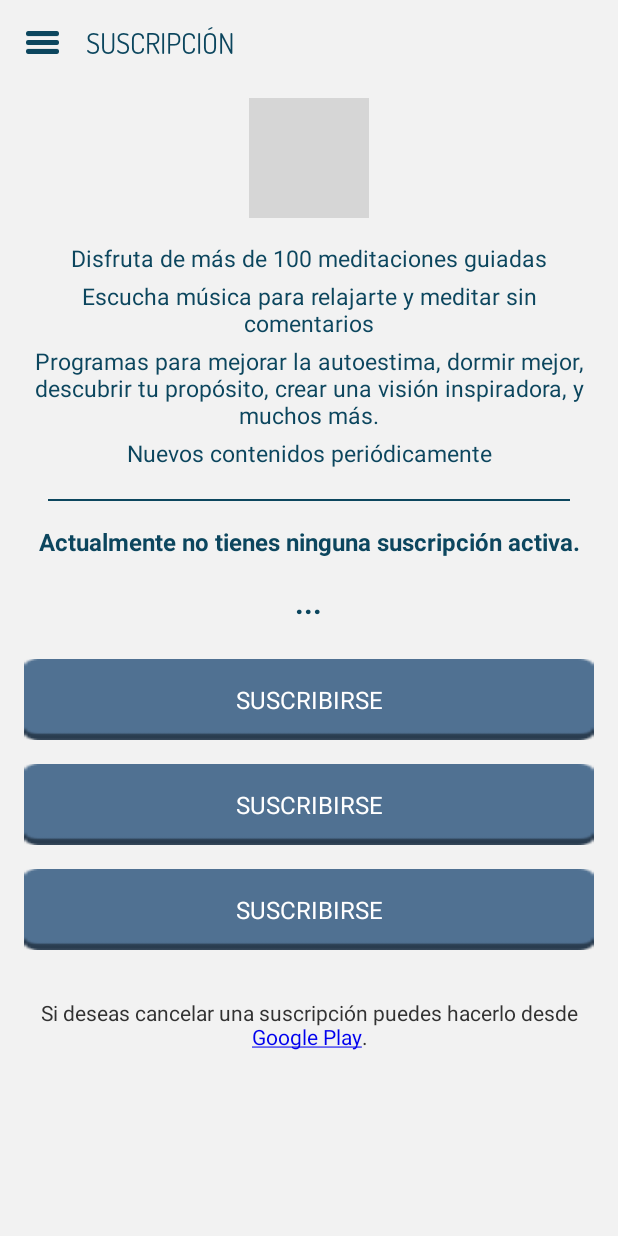
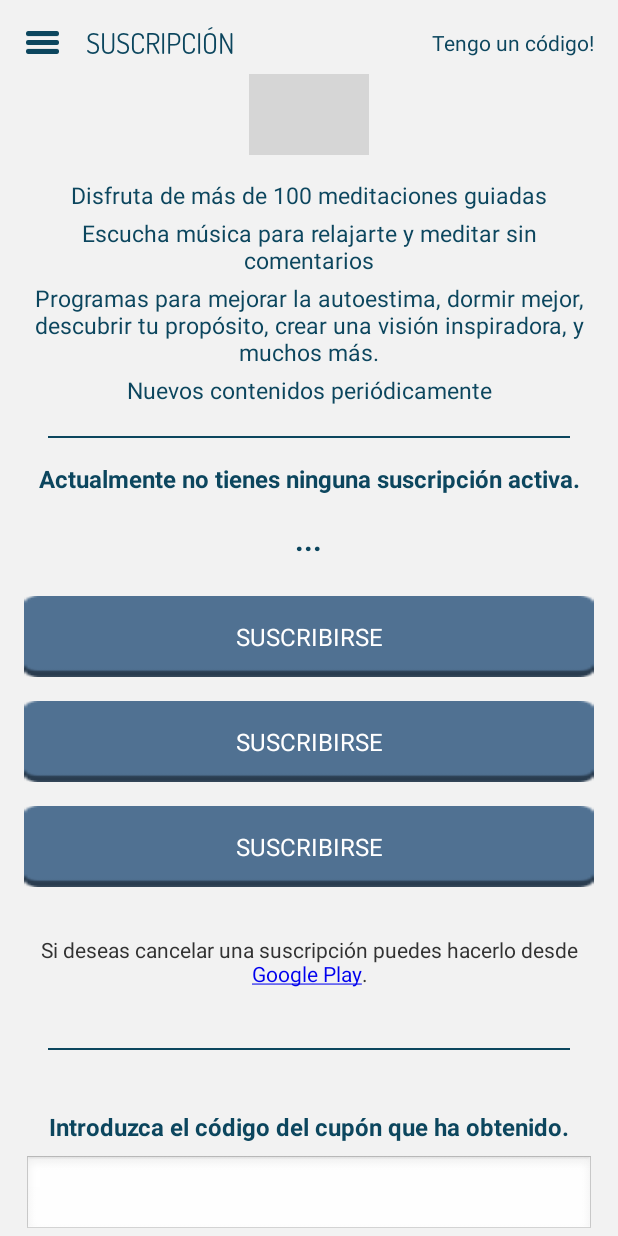
Before and after one commit to NoeSelfin/MEDITA-FINAL, an Android app: the Suscripcion screen opened directly, with no data from a screen before it, on a phone screen of 412 x 824 dp. Run offline under Robolectric (Android 15) with nearby library versions, the phone set to English and light mode, and no system bars; 2 statements that could not run were skipped; grey boxes are pictures that could not be loaded.

Commit message:
Actualización de las nuevas tareas de la lista

```diff
--- a/app/build.gradle
+++ b/app/build.gradle
@@ -6,8 +6,8 @@ android {
         applicationId "org.simo.medita"
         minSdkVersion 21
         targetSdkVersion 28
-        versionCode 59
-        versionName "5.09+"
+        versionCode 60
+        versionName "5.60"
         testInstrumentationRunner "android.support.test.runner.AndroidJUnitRunner"
     }
     buildTypes {
--- a/app/src/main/java/org/simo/medita/Config.java
+++ b/app/src/main/java/org/simo/medita/Config.java
@@ -24,6 +24,7 @@ public class Config {
 	protected final static String url_get_sync  = "http://medita.atentamente.net/get_sync.php";
 //	protected final static String url_nota_legal = "https://www.atentamente.net/aviso-legal/";
 	protected final static String url_recuperar_code  = "http://medita.atentamente.net/recuperar_codigo.php";
+	protected final static String url_get_promo  = "http://dashboard.atentamente.net/index.php/api/getPromo";
 	protected final static String token = "jh34k3jh5g35k52jh";
 	public final static boolean log = true;
 	protected final static String from_Meditaciones = "Meditaciones";
--- a/app/src/main/res/layout/activity_suscripcion.xml
+++ b/app/src/main/res/layout/activity_suscripcion.xml
@@ -55,9 +55,18 @@
             android:textColor="#0c465e"
             android:layout_marginEnd="16dp"/>
 
+        <TextView
+            android:id="@+id/id_codigo_suscripcion"
+            android:layout_width="wrap_content"
+            android:layout_height="match_parent"
+            android:gravity="center_vertical"
+            android:text="Tengo un código!"
+            android:textColor="#0c465e"
+            android:layout_marginEnd="16dp"/>
     </LinearLayout>
 
     <ScrollView
+        android:id="@+id/id_scroll"
         android:layout_width="0dp"
         android:layout_height="0dp"
         android:layout_marginTop="8dp"
@@ -220,6 +229,57 @@
                 android:gravity="center"
                 android:text="@string/cancel_suscription" />
 
+            <View
+                android:id="@+id/view2"
+                android:layout_width="match_parent"
+                android:layout_height="1dp"
+                android:layout_margin="16dp"
+                android:background="#0c465e" />
+
+            <LinearLayout
+                android:id="@+id/ll_promos"
+                android:layout_width="match_parent"
+                android:layout_height="wrap_content"
+                android:layout_marginTop="24dp"
+                android:orientation="vertical">
+
+                <TextView
+                    android:id="@+id/id_promo_tv1"
+                    android:layout_width="match_parent"
+                    android:layout_height="wrap_content"
+                    android:layout_marginBottom="8dp"
+                    android:gravity="center"
+                    android:text="Introduzca el código del cupón que ha obtenido."
+                    android:textColor="#0c465e"
+                    android:textSize="16sp"
+                    android:textStyle="bold" />
+
+                <EditText
+                    android:id="@+id/id_promo_et1"
+                    android:layout_width="match_parent"
+                    android:layout_height="wrap_content"
+                    android:layout_gravity="center"
+                    android:layout_marginBottom="16dp"
+                    android:gravity="center"
+                    android:padding="16dp"
+                    android:textColor="#0c465e"
+                    android:textSize="16sp" />
+
+                <Button
+                    android:id="@+id/btn_chk_promo"
+                    android:layout_width="match_parent"
+                    android:layout_height="wrap_content"
+                    android:layout_gravity="center"
+                    android:layout_marginBottom="16dp"
+                    android:background="@drawable/btn_sinc"
+                    android:gravity="center"
+                    android:padding="16dp"
+                    android:text="VALIDAR CÓDIGO"
+                    android:textColor="#ffffff"
+                    android:textSize="16sp" />
+
+            </LinearLayout>
+
         </LinearLayout>
 
     </ScrollView>
```
Also changed, not shown: app/src/main/java/org/simo/medita/AdapterPacks.java (+37 -1 lines), app/src/main/java/org/simo/medita/MainActivity.java (+33 -2 lines), app/src/main/java/org/simo/medita/Suscripcion.java (+117 -2 lines).
